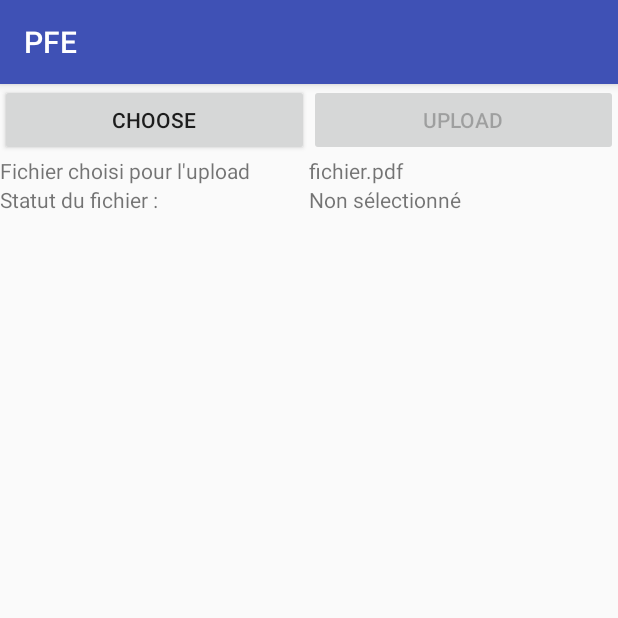
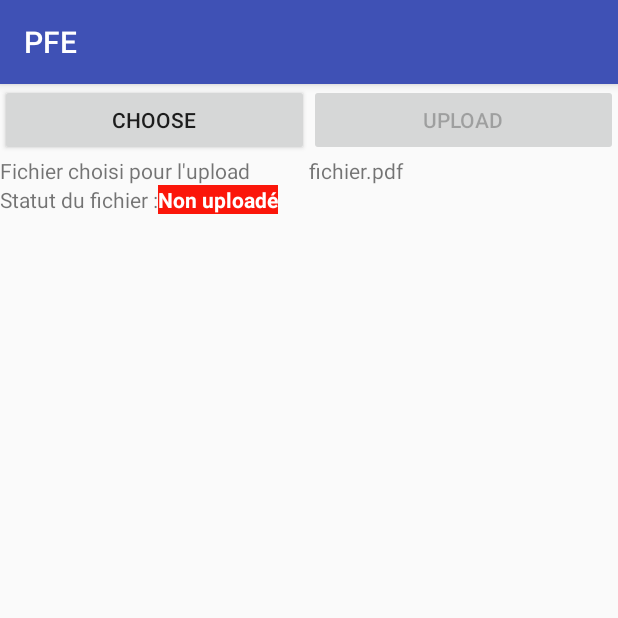
Before and after one commit to romvad/PFE_Metralor_App, an Android app: the TestFirebaseStorageBisActivity screen opened directly, with no data from a screen before it, on a phone screen of 412 x 824 dp, the top half of it. Run offline under Robolectric (Android 15) with nearby library versions, the phone set to English and light mode, and no system bars; our stand-ins replace Firebase (no records; nobody signed in at launch, a user with empty details on screens opened directly); libraries missing offline, so code that uses them is left out: com.microsoft.onedrivesdk.

Commit message:
improvment of files status and toasts for offline uploads

```diff
--- a/app/src/main/java/com/example/rvadam/pfe/TestFirebaseStorage/TestFirebaseStorageBisActivity.java
+++ b/app/src/main/java/com/example/rvadam/pfe/TestFirebaseStorage/TestFirebaseStorageBisActivity.java
@@ -34,6 +34,7 @@ import com.example.rvadam.pfe.Model.Constants;
 import com.example.rvadam.pfe.R;
 import com.example.rvadam.pfe.TestOneDrive.TestOneDriveActivity;
 import com.example.rvadam.pfe.Utils.DownloadTask;
+import com.example.rvadam.pfe.Utils.InternetConnectionTools;
 import com.example.rvadam.pfe.Utils.MicrosoftLogin;
 import com.google.android.gms.tasks.OnFailureListener;
 import com.google.android.gms.tasks.OnSuccessListener;
@@ -85,7 +86,7 @@ public class TestFirebaseStorageBisActivity extends AppCompatActivity implements
     private IPicker mPicker;
 
     //Name of file retrived from OneDrive
-    private String nameOfOneDriveFile="";
+    private String strNameOfChoosedFile="";
     private TextView nameChoosedFile;
     private TextView statusChoosedFile;
 
@@ -112,7 +113,7 @@ public class TestFirebaseStorageBisActivity extends AppCompatActivity implements
         nameChoosedFile = (TextView) findViewById(R.id.nameChoosedFile);
         statusChoosedFile = (TextView) findViewById(R.id.statusChoosedFile);
 
-        statusChoosedFile.setText(R.string.status_choosed_file_NOT_SELECTED);
+        updateFileStatusTextView(R.string.status_choosed_file_NOT_UPLOADED);
 
         chooseButton.setOnClickListener(this);
         uploadButton.setOnClickListener(this);
@@ -136,16 +137,24 @@ public class TestFirebaseStorageBisActivity extends AppCompatActivity implements
 
             final ProgressDialog progressDialog = new ProgressDialog(this);
             progressDialog.setTitle("Uploading...");
-            progressDialog.show();
 
-            StorageReference riversRef = storageReference.child("images/"+nameOfOneDriveFile);
+            if(InternetConnectionTools.isNetworkAvailable(getActivity())) {
+                progressDialog.show();
+
+            }else {
+                Toast.makeText(getApplicationContext(), getResources().getString(R.string.upload_file_waiting_internet_connection_1) +"\""+strNameOfChoosedFile+"\" "+getResources().getString(R.string.upload_file_waiting_internet_connection_2), Toast.LENGTH_LONG).show();
+                updateFileStatusTextView(R.string.status_choosed_file_WAIT_FOR_INTERNET_CONNECTION);
+            }
+
+
+            StorageReference riversRef = storageReference.child("images/"+strNameOfChoosedFile);
 
             riversRef.putFile(filePath)
                     .addOnSuccessListener(new OnSuccessListener<UploadTask.TaskSnapshot>() {
                         @Override
                         public void onSuccess(UploadTask.TaskSnapshot taskSnapshot) {
                             progressDialog.dismiss();
-                            Toast.makeText(getApplicationContext(), "Le fichier \""+nameOfOneDriveFile+"\" a été uploadé avec succès", Toast.LENGTH_LONG).show();
+                            Toast.makeText(getApplicationContext(), "Le fichier \""+strNameOfChoosedFile+"\" a été uploadé avec succès", Toast.LENGTH_LONG).show();
 
                             //Case of an uploaded file from One Drive: temporary file deletion
                             if (constantsInstance.getTmpFileDLFromOneDrive().exists())
@@ -153,7 +162,8 @@ public class TestFirebaseStorageBisActivity extends AppCompatActivity implements
 
                             //We disable the upload button and update the file status
                             uploadButton.setEnabled(false);
-                            statusChoosedFile.setText(R.string.status_choosed_file_SEND);
+                            updateFileStatusTextView(R.string.status_choosed_file_UPLOADED);
+                            //statusChoosedFile.setText(R.string.status_choosed_file_UPLOADED);
 
                         }
                     })
@@ -190,10 +200,11 @@ public class TestFirebaseStorageBisActivity extends AppCompatActivity implements
             filePath = data.getData();
             //Toast.makeText(getApplicationContext(),filePath.toString(),Toast.LENGTH_LONG);
             Log.i(TAG, filePath.toString());
-            statusChoosedFile.setText(R.string.status_choosed_file_READY);
+            updateFileStatusTextView(R.string.status_choosed_file_READY);
+            //statusChoosedFile.setText(R.string.status_choosed_file_READY);
             uploadButton.setEnabled(true);
-            nameOfOneDriveFile=getFileName(filePath);
-            nameChoosedFile.setText(nameOfOneDriveFile);
+            strNameOfChoosedFile=getFileName(filePath);
+            nameChoosedFile.setText(strNameOfChoosedFile);
             /*try {
                 Bitmap bitmap = MediaStore.Images.Media.getBitmap(getContentResolver(), filePath);
                 imageView.setImageBitmap(bitmap);
@@ -222,8 +233,8 @@ public class TestFirebaseStorageBisActivity extends AppCompatActivity implements
                     Log.e("main", "Link to file '" + result
                             .getName() + ": " + result.getLink());
 
-                    nameOfOneDriveFile=result.getName();
-                    nameChoosedFile.setText(nameOfOneDriveFile);
+                    strNameOfChoosedFile=result.getName();
+                    nameChoosedFile.setText(strNameOfChoosedFile);
 
                     //((TextView) findViewById(R.id.pic_link))
                       //      .setText(result.getLink().toString());
@@ -262,7 +273,8 @@ public class TestFirebaseStorageBisActivity extends AppCompatActivity implements
                         Log.i(TAG,"dltask status: "+downloadTask.getStatus());
                     }*/
 
-                    statusChoosedFile.setText(R.string.status_choosed_file_READY);
+                    updateFileStatusTextView(R.string.status_choosed_file_READY);
+                    //statusChoosedFile.setText(R.string.status_choosed_file_READY);
                     uploadButton.setEnabled(true);
 
                     //We store the file path of the temporary file (that has always the same name saved in Downloads directory in case of OneDrve selection
@@ -302,6 +314,10 @@ public class TestFirebaseStorageBisActivity extends AppCompatActivity implements
                 });
     }
 
+    private AppCompatActivity getActivity(){
+        return this;
+    }
+
     private void buildAlertDialog() {
         List<String> listOptions = new ArrayList<String>();
         listOptions.add("Interne");
@@ -332,8 +348,13 @@ public class TestFirebaseStorageBisActivity extends AppCompatActivity implements
                     case 1:
                         Toast.makeText(getApplicationContext(), "oneDrive", Toast.LENGTH_LONG);
                         Log.i(TAG,"oneDrive");
-                        microsoftAccountAuthentication();
-                        alertDialogCreated.dismiss();
+                        if(InternetConnectionTools.isNetworkAvailable(getActivity())){
+                            microsoftAccountAuthentication();
+                            alertDialogCreated.dismiss();
+                        }else {
+                            Toast.makeText(getApplicationContext(), R.string.download_from_one_drive_offline_impossible, Toast.LENGTH_LONG).show();
+                        }
+
                         break;
                     default:
                         ;
@@ -384,9 +405,12 @@ public class TestFirebaseStorageBisActivity extends AppCompatActivity implements
     private void downloadFileFromOneDrive(){
         picker = true;
         Log.i(TAG,"before start picker");
-        mPicker = Picker.createPicker(constantsInstance.getOneDriveClientId());
-        Log.i(TAG,"after start picker"+picker);
-        mPicker.startPicking(this, LinkType.DownloadLink);
+        if(InternetConnectionTools.isNetworkAvailable(this)) {
+            mPicker = Picker.createPicker(constantsInstance.getOneDriveClientId());
+            Log.i(TAG, "after start picker" + picker);
+            mPicker.startPicking(this, LinkType.DownloadLink);
+
+        }
     }
 
     public String getFileName(Uri uri) {
@@ -411,6 +435,30 @@ public class TestFirebaseStorageBisActivity extends AppCompatActivity implements
         return result;
     }
 
+    private void updateFileStatusTextView(int statusResourceID){
+
+        switch (statusResourceID){
+            case R.string.status_choosed_file_NOT_UPLOADED:
+                statusChoosedFile.setText(R.string.status_choosed_file_NOT_UPLOADED);
+                statusChoosedFile.setBackgroundResource(R.color.colorStatusFileNotUploaded);
+                break;
+            case R.string.status_choosed_file_READY:
+                statusChoosedFile.setText(R.string.status_choosed_file_READY);
+                statusChoosedFile.setBackgroundResource(R.color.colorStatusFileReadyOrWaitingConnection);
+                break;
+            case R.string.status_choosed_file_WAIT_FOR_INTERNET_CONNECTION:
+                statusChoosedFile.setText(R.string.status_choosed_file_WAIT_FOR_INTERNET_CONNECTION);
+                statusChoosedFile.setBackgroundResource(R.color.colorStatusFileReadyOrWaitingConnection);
+                break;
+            case R.string.status_choosed_file_UPLOADED:
+                statusChoosedFile.setText(R.string.status_choosed_file_UPLOADED);
+                statusChoosedFile.setBackgroundResource(R.color.colorStatusFileUploaded);
+                break;
+            default:;
+
+        }
+    }
+
     /* Handles the redirect from the System Browser */
    /* @Override
     protected void onActivityResult(int requestCode, int resultCode, Intent data) {
--- a/app/src/main/res/layout/activity_test_firebase_storage_bis.xml
+++ b/app/src/main/res/layout/activity_test_firebase_storage_bis.xml
@@ -51,15 +51,16 @@
         android:id="@+id/linearLayout3"
         android:layout_below="@+id/linearLayout2">
         <TextView
-            android:layout_width="match_parent"
+            android:layout_width="wrap_content"
             android:layout_height="wrap_content"
-            android:layout_weight="1"
             android:text="@string/label_status_choosed_file"/>
         <TextView
-            android:layout_width="match_parent"
+            android:layout_width="wrap_content"
             android:layout_height="wrap_content"
-            android:layout_weight="1"
-            android:text="Prêt"
+            android:text="@string/status_choosed_file_NOT_UPLOADED"
+            android:textStyle="bold"
+            android:textColor="@color/colorWhite"
+            android:background="@color/colorStatusFileNotUploaded"
             android:id="@+id/statusChoosedFile"/>
     </LinearLayout>
 
--- a/app/src/main/res/values/colors.xml
+++ b/app/src/main/res/values/colors.xml
@@ -3,4 +3,8 @@
     <color name="colorPrimary">#3F51B5</color>
     <color name="colorPrimaryDark">#303F9F</color>
     <color name="colorAccent">#FF4081</color>
+    <color name="colorStatusFileNotUploaded">#fb160a</color>
+    <color name="colorStatusFileReadyOrWaitingConnection">#fa7b05</color>
+    <color name="colorStatusFileUploaded">#42e70b</color>
+    <color name="colorWhite">#ffffff</color>
 </resources>
--- a/app/src/main/res/values/strings.xml
+++ b/app/src/main/res/values/strings.xml
@@ -18,10 +18,13 @@
     <string name="title_choice_file">Comment récupérer mon fichier ?</string>
     <string name="cancel_alert_dialog">Annuler</string>
     <string name="label_choosed_file">Fichier choisi pour l\'upload</string>
-    <string name="label_status_choosed_file">Statut du fichier :</string>
-    <string name="status_choosed_file_READY">Prêt</string>
-    <string name="status_choosed_file_SEND">Prêt</string>
-    <string name="status_choosed_file_NOT_SELECTED">Non sélectionné</string>
+    <string name="label_status_choosed_file">Statut du fichier : </string>
+    <string name="status_choosed_file_READY">Prêt pour upload</string>
+    <string name="status_choosed_file_UPLOADED">Uploadé</string>
+    <string name="status_choosed_file_NOT_UPLOADED">Non uploadé</string>
     <string name="status_choosed_file_WAIT_FOR_INTERNET_CONNECTION">Upload en cours (attente connexion internet)</string>
+    <string name="download_from_one_drive_offline_impossible">Récupération de fichier depuis OneDrive impossible hors connexion, veuillez rééssayer ultérieurement SVP</string>
+    <string name="upload_file_waiting_internet_connection_1">Appareil hors connexion: le fichier</string>
+    <string name="upload_file_waiting_internet_connection_2"> sera uploadé dès le rétablissement de la connexion internet</string>
 
 </resources>
```
Also changed, not shown: app/src/main/java/com/example/rvadam/pfe/Utils/InternetConnectionTools.java (added, +22 -0 lines).
